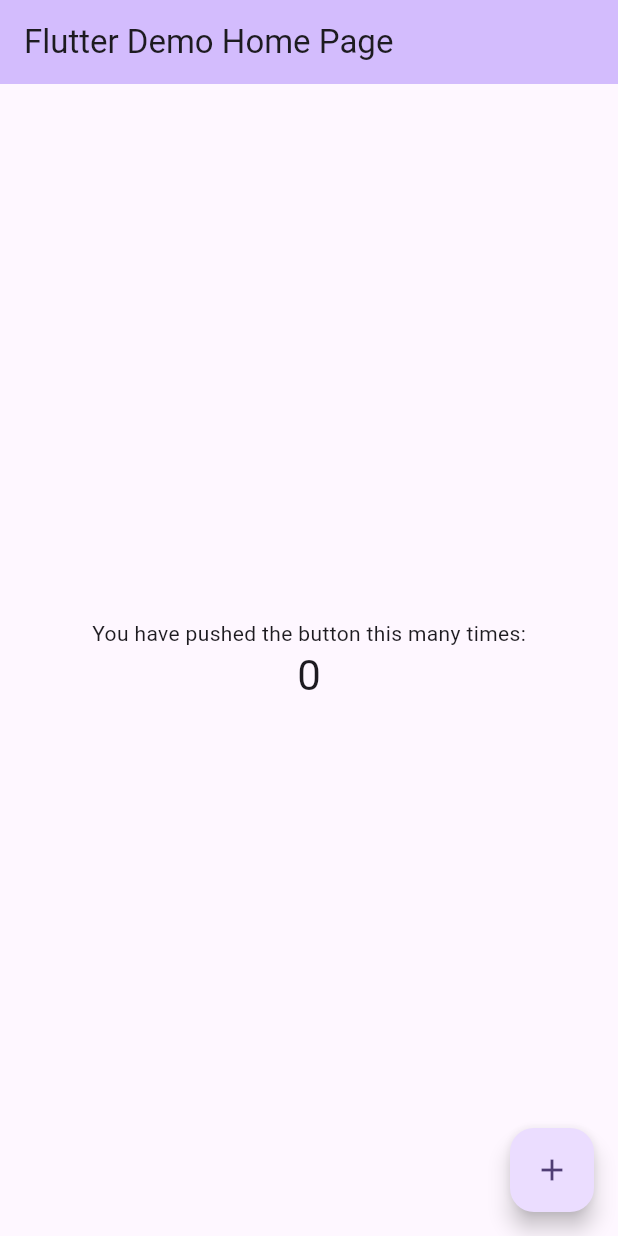
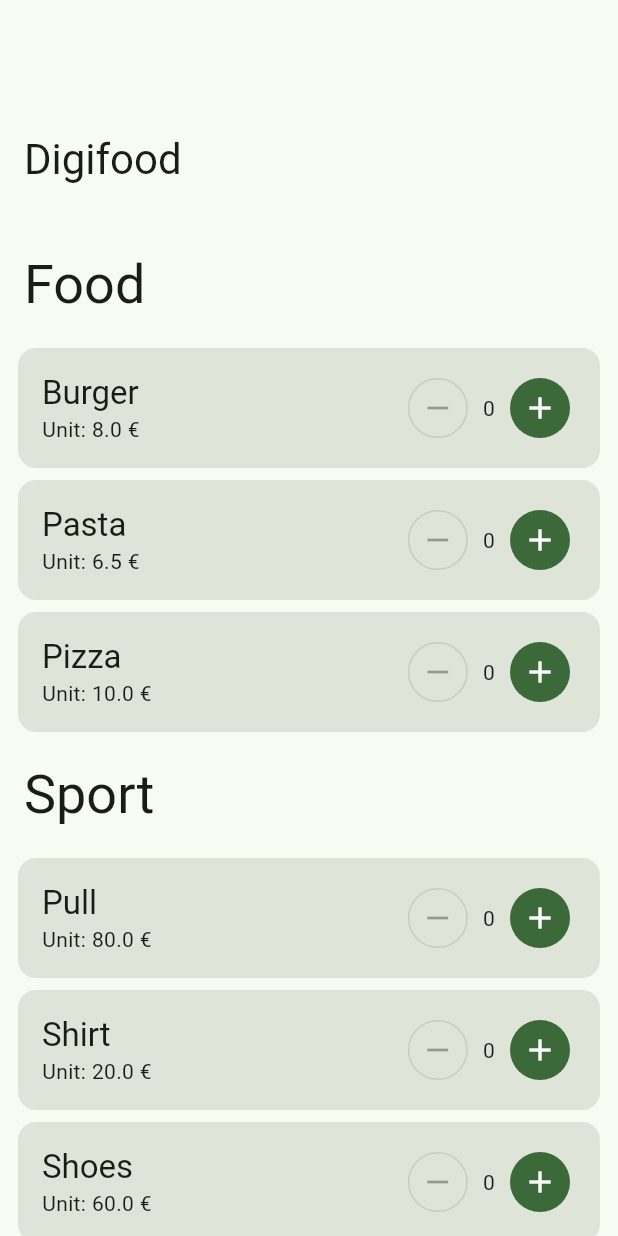
Before and after one commit to AlexisDeslandes/digifood_test, a Flutter app: the screen it shows after launch, on a phone screen of 412 x 824 dp. Run offline on Flutter 3.47's test engine with Material 2 defaults, Android fonts, the phone set to English and light mode, and no system bars; our stand-ins replace flutter_riverpod, freezed_annotation, riverpod_annotation; generated files the repository leaves out were written again.

Commit message:
Be able to add and reduce product on home page.

```diff
--- /dev/null
+++ b/assets/products.json
@@ -0,0 +1,42 @@
+[
+  {
+    "name": "Pizza",
+    "price": 10,
+    "category": "Food"
+  },
+  {
+    "name": "Burger",
+    "price": 8,
+    "category": "Food"
+  },
+  {
+    "name": "Pasta",
+    "price": 6.5,
+    "category": "Food"
+  },
+  {
+    "name": "Shoes",
+    "price": 60,
+    "category": "Sport"
+  },
+  {
+    "name": "Shirt",
+    "price": 20,
+    "category": "Sport"
+  },
+  {
+    "name": "Short",
+    "price": 30,
+    "category": "Sport"
+  },
+  {
+    "name": "Pull",
+    "price": 80,
+    "category": "Sport"
+  },
+  {
+    "name": "Watch",
+    "price": 300,
+    "category": "Sport"
+  }
+]
--- a/lib/cart/cart.dart
+++ b/lib/cart/cart.dart
@@ -1,2 +1,3 @@
+export 'pages/pages.dart';
 export 'providers/providers.dart';
 export 'widgets/widgets.dart';
--- /dev/null
+++ b/lib/cart/pages/cart_home_page.dart
@@ -0,0 +1,78 @@
+import 'package:digifood_test/cart/cart.dart';
+import 'package:digifood_test/core/core.dart';
+import 'package:flutter/material.dart';
+import 'package:flutter_riverpod/flutter_riverpod.dart';
+
+/// Page that displays the products grouped by categories.
+/// Products can be added and removed.
+class CartHomePage extends ConsumerWidget {
+  /// default constructor.
+  const CartHomePage({super.key});
+
+  @override
+  Widget build(BuildContext context, WidgetRef ref) {
+    return const Scaffold(
+      body: CartHomeBody(),
+    );
+  }
+}
+
+/// Body of the [CartHomePage].
+class CartHomeBody extends ConsumerWidget {
+  /// default constructor.
+  const CartHomeBody({super.key});
+
+  @override
+  Widget build(BuildContext context, WidgetRef ref) {
+    final productsByCategory = ref.watch(productsByCategorySortedProvider);
+    return CustomScrollView(
+      slivers: [
+        const SliverAppBar.large(
+          title: Text('Digifood'),
+          floating: true,
+        ),
+        ...productsByCategory.when(
+          data: (data) {
+            return [
+              for (final (category, products) in data) ...[
+                SliverPadding(
+                  padding: const EdgeInsets.all(16),
+                  sliver: SliverToBoxAdapter(
+                    child: Text(
+                      category,
+                      style: Theme.of(context).textTheme.displaySmall,
+                    ),
+                  ),
+                ),
+                SliverList.builder(
+                  itemCount: products.length,
+                  itemBuilder: (context, index) {
+                    final product = products[index];
+                    return Padding(
+                      padding: const EdgeInsets.symmetric(horizontal: 8),
+                      child: PurchasableProductWidget(product: product),
+                    );
+                  },
+                ),
+              ],
+            ];
+          },
+          error: (err, __) => [SliverToBoxAdapter(child: Text('Error: $err'))],
+          loading: () => [
+            SliverToBoxAdapter(
+              child: Center(
+                child: Padding(
+                  padding: const EdgeInsets.only(top: 8),
+                  child: CircularProgressIndicator(
+                    value: isTesting() ? 1 : null,
+                  ),
+                ),
+              ),
+            ),
+          ],
+        ),
+        const SliverToBoxAdapter(child: SizedBox(height: 32)),
+      ],
+    );
+  }
+}
--- /dev/null
+++ b/lib/cart/pages/pages.dart
@@ -0,0 +1 @@
+export 'cart_home_page.dart';
--- a/lib/cart/providers/cart_provider.dart
+++ b/lib/cart/providers/cart_provider.dart
@@ -32,3 +32,11 @@ class Cart extends _$Cart {
     };
   }
 }
+
+/// Provider that return the product quantity from name of product.
+final productQuantity = Provider.autoDispose.family<int, String>(
+  (ref, arg) {
+    final cart = ref.watch(cartProvider);
+    return cart[arg] ?? 0;
+  },
+);
--- a/lib/cart/providers/providers.dart
+++ b/lib/cart/providers/providers.dart
@@ -1 +1,2 @@
 export 'cart_provider.dart';
+export 'fetch_products_provider.dart';
--- a/lib/cart/widgets/purchasable_product_widget.dart
+++ b/lib/cart/widgets/purchasable_product_widget.dart
@@ -4,9 +4,29 @@ import 'package:flutter/material.dart';
 import 'package:flutter_riverpod/flutter_riverpod.dart';
 
 /// Widget to add or reduce [product] from cart.
+/// Connected to productQuantity provider to get quantity.
 class PurchasableProductWidget extends ConsumerWidget {
+  /// default constructor.
+  const PurchasableProductWidget({required this.product, super.key});
+
+  /// Product that will be added.
+  final Product product;
+
+  @override
+  Widget build(BuildContext context, WidgetRef ref) {
+    final quantity = ref.watch(productQuantity(product.name));
+    return PurchasableProductWidgetSkeleton(
+      product: product,
+      quantity: quantity,
+    );
+  }
+}
+
+/// Widget skeleton to add or reduce [product] from cart.
+@visibleForTesting
+class PurchasableProductWidgetSkeleton extends ConsumerWidget {
   /// Default constructor.
-  const PurchasableProductWidget({
+  const PurchasableProductWidgetSkeleton({
     required this.product,
     required this.quantity,
     super.key,
@@ -34,9 +54,9 @@ class PurchasableProductWidget extends ConsumerWidget {
               children: [
                 Text(
                   productName,
-                  style: Theme.of(context).textTheme.displaySmall,
+                  style: Theme.of(context).textTheme.titleLarge,
                 ),
-                Text('Unité: ${product.price} €'),
+                Text('Unit: ${product.price} €'),
               ],
             ),
             Expanded(
--- /dev/null
+++ b/lib/core/core.dart
@@ -0,0 +1,2 @@
+export 'models/models.dart';
+export 'utils/utils.dart';
--- /dev/null
+++ b/lib/core/utils/utils.dart
@@ -0,0 +1,6 @@
+import 'dart:io';
+
+/// Return true when currently testing.
+bool isTesting() {
+  return Platform.environment.containsKey('FLUTTER_TEST');
+}
--- a/lib/main.dart
+++ b/lib/main.dart
@@ -1,10 +1,14 @@
+import 'package:digifood_test/cart/pages/pages.dart';
 import 'package:flutter/material.dart';
+import 'package:flutter_riverpod/flutter_riverpod.dart';
 
 void main() {
-  runApp(const MyApp());
+  runApp(const ProviderScope(child: MyApp()));
 }
 
+/// My app
 class MyApp extends StatelessWidget {
+  /// default constructor
   const MyApp({super.key});
 
   @override
@@ -12,58 +16,10 @@ class MyApp extends StatelessWidget {
     return MaterialApp(
       title: 'Flutter Demo',
       theme: ThemeData(
-        colorScheme: ColorScheme.fromSeed(seedColor: Colors.deepPurple),
+        colorScheme: ColorScheme.fromSeed(seedColor: Colors.green),
         useMaterial3: true,
       ),
-      home: const MyHomePage(title: 'Flutter Demo Home Page'),
+      home: const CartHomePage(),
     );
   }
 }
-
-class MyHomePage extends StatefulWidget {
-  const MyHomePage({super.key, required this.title});
-
-  final String title;
-
-  @override
-  State<MyHomePage> createState() => _MyHomePageState();
-}
-
-class _MyHomePageState extends State<MyHomePage> {
-  int _counter = 0;
-
-  void _incrementCounter() {
-    setState(() {
-      _counter++;
-    });
-  }
-
-  @override
-  Widget build(BuildContext context) {
-    return Scaffold(
-      appBar: AppBar(
-        backgroundColor: Theme.of(context).colorScheme.inversePrimary,
-        title: Text(widget.title),
-      ),
-      body: Center(
-        child: Column(
-          mainAxisAlignment: MainAxisAlignment.center,
-          children: <Widget>[
-            const Text(
-              'You have pushed the button this many times:',
-            ),
-            Text(
-              '$_counter',
-              style: Theme.of(context).textTheme.headlineMedium,
-            ),
-          ],
-        ),
-      ),
-      floatingActionButton: FloatingActionButton(
-        onPressed: _incrementCounter,
-        tooltip: 'Increment',
-        child: const Icon(Icons.add),
-      ),
-    );
-  }
-}
--- a/pubspec.yaml
+++ b/pubspec.yaml
@@ -17,6 +17,7 @@ dependencies:
   mockito: ^5.4.2
   riverpod_annotation: ^2.1.2
   riverpod_test: ^0.1.3
+  collection: ^1.17.2
 
 dev_dependencies:
   flutter_test:
@@ -30,3 +31,5 @@ dev_dependencies:
 
 flutter:
   uses-material-design: true
+  assets:
+    - assets/
```
Also changed, not shown: lib/cart/providers/fetch_products_provider.dart (added, +35 -0 lines), pubspec.lock, 8 other files.
